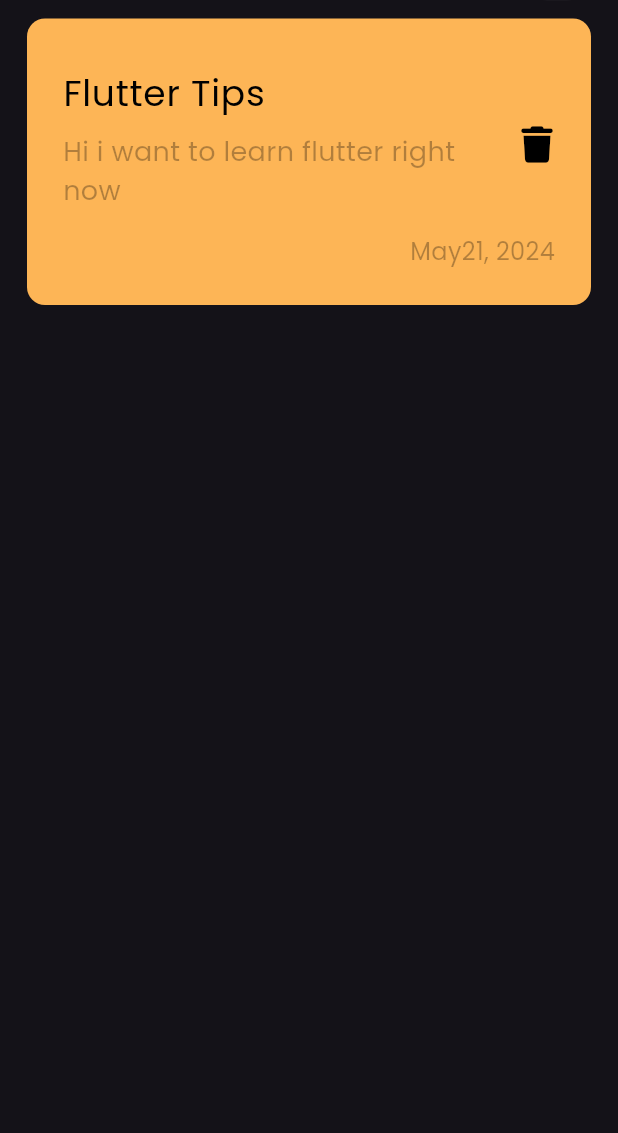
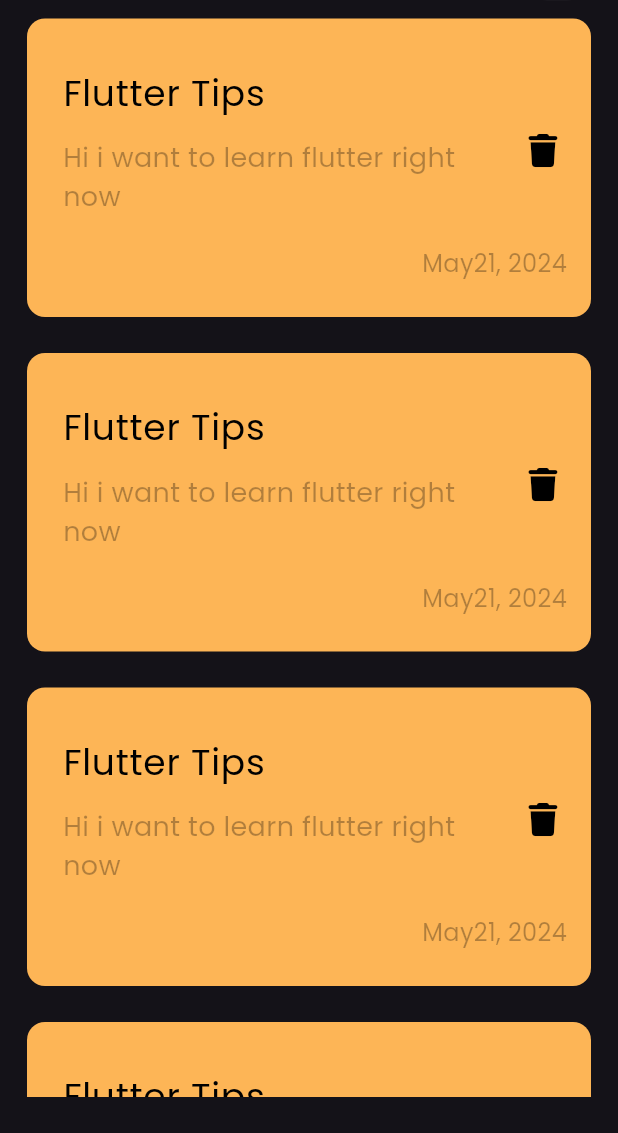
Before and after one commit to mohammadhamza16/notes_app, a Flutter app: the screen it shows after launch, on a phone screen of 412 x 824 dp, the part 103-1236 px from its top. Run offline on Flutter 3.47's test engine with Material 3 defaults, Android fonts, the phone set to English and light mode, and no system bars; our stand-ins replace font_awesome_flutter, google_fonts.

Commit message:
add notes list view

```diff
--- a/lib/widgets/note_item.dart
+++ b/lib/widgets/note_item.dart
@@ -8,7 +8,7 @@ class NoteItem extends StatelessWidget {
   Widget build(BuildContext context) {
     return Container(
       margin: EdgeInsets.symmetric(vertical: 12),
-      padding: EdgeInsets.symmetric(vertical: 24, horizontal: 24),
+      padding: EdgeInsets.only(right: 8, top: 24, bottom: 24, left: 24),
       decoration: BoxDecoration(
         borderRadius: BorderRadius.circular(
           12,
@@ -25,23 +25,29 @@ class NoteItem extends StatelessWidget {
               style: TextStyle(fontSize: 24, color: Colors.black),
             ),
             subtitle: Padding(
-              padding: const EdgeInsets.symmetric(vertical: 8.0),
+              padding: const EdgeInsets.symmetric(vertical: 12.0),
               child: Text(
                 'Hi i want to learn flutter right now',
                 style: TextStyle(
                     fontSize: 18, color: Colors.black.withValues(alpha: .3)),
               ),
             ),
-            trailing: Icon(
-              color: Colors.black,
-              FontAwesomeIcons.trash,
-              size: 24,
+            trailing: IconButton(
+              onPressed: () {},
+              icon: Icon(
+                FontAwesomeIcons.trash,
+                color: Colors.black,
+                size: 22,
+              ),
             ),
           ),
-          Text(
-            'May21, 2024',
-            style: TextStyle(
-                fontSize: 16, color: Colors.black.withValues(alpha: .3)),
+          Padding(
+            padding: const EdgeInsets.only(right: 8.0),
+            child: Text(
+              'May21, 2024',
+              style: TextStyle(
+                  fontSize: 16, color: Colors.black.withValues(alpha: .3)),
+            ),
           )
         ],
       ),
--- /dev/null
+++ b/lib/widgets/notes_list_view.dart
@@ -0,0 +1,13 @@
+import 'package:flutter/material.dart';
+import 'package:notes_app/widgets/note_item.dart';
+
+class NotesListView extends StatelessWidget {
+  const NotesListView({super.key});
+
+  @override
+  Widget build(BuildContext context) {
+    return ListView.builder(
+      itemBuilder: (context, index) => NoteItem(),
+    );
+  }
+}
--- a/lib/widgets/notes_view_body.dart
+++ b/lib/widgets/notes_view_body.dart
@@ -1,6 +1,7 @@
 import 'package:flutter/material.dart';
 import 'package:notes_app/widgets/custom_app_bar.dart';
-import 'package:notes_app/widgets/note_item.dart';
+
+import 'package:notes_app/widgets/notes_list_view.dart';
 
 class NotesViewBody extends StatelessWidget {
   const NotesViewBody({super.key});
@@ -10,7 +11,7 @@ class NotesViewBody extends StatelessWidget {
     return Padding(
       padding: const EdgeInsets.symmetric(horizontal: 18.0, vertical: 24),
       child: Column(
-        children: [CustomAppBar(), NoteItem()],
+        children: [CustomAppBar(), Expanded(child: NotesListView())],
       ),
     );
   }
```
